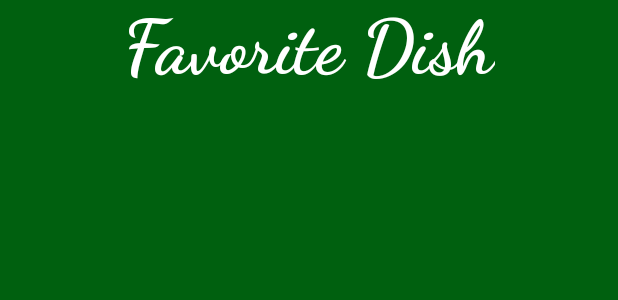
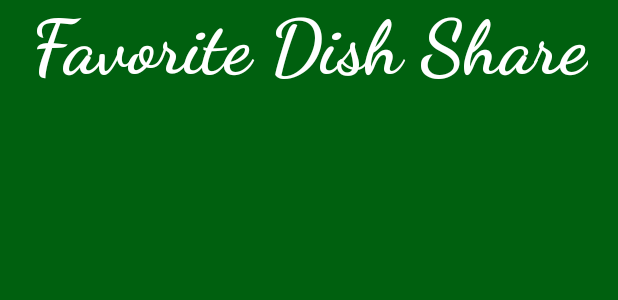
Before and after one commit to PeterYang571/Favorite-Dish, an Android app: the layout activity_splash.xml on its own in the app's theme, with its tools: preview values and no code run, on a phone screen of 412 x 824 dp. Shown: the top 300 px of the screen. Run offline under Robolectric (Android 15) with nearby library versions, the phone set to English and light mode, and no system bars.

Commit message:
Update strings.xml

```diff
--- a/app/src/main/res/values/strings.xml
+++ b/app/src/main/res/values/strings.xml
@@ -5,7 +5,7 @@
     <string name="title_favorite_dishes">Favorite</string>
     <string name="title_random_dish">Random Dish</string>
 
-    <string name="splash_screen_title">Favorite Dish</string>
+    <string name="splash_screen_title">Favorite Dish Share</string>
 
     <string name="action_add_dish">Add Dish</string>
 
```
